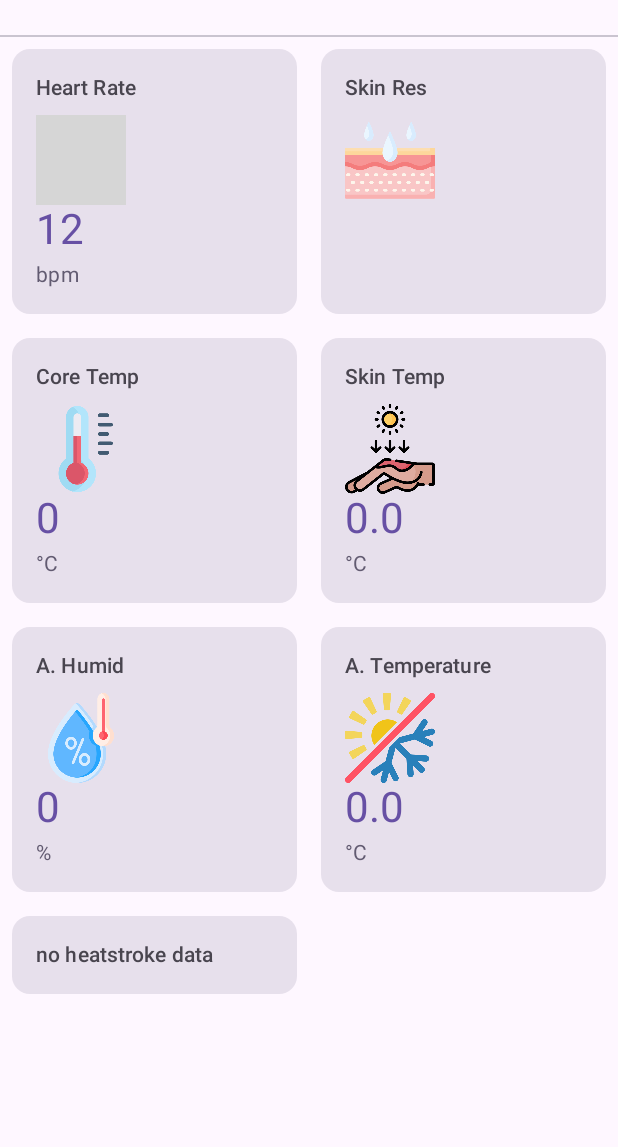
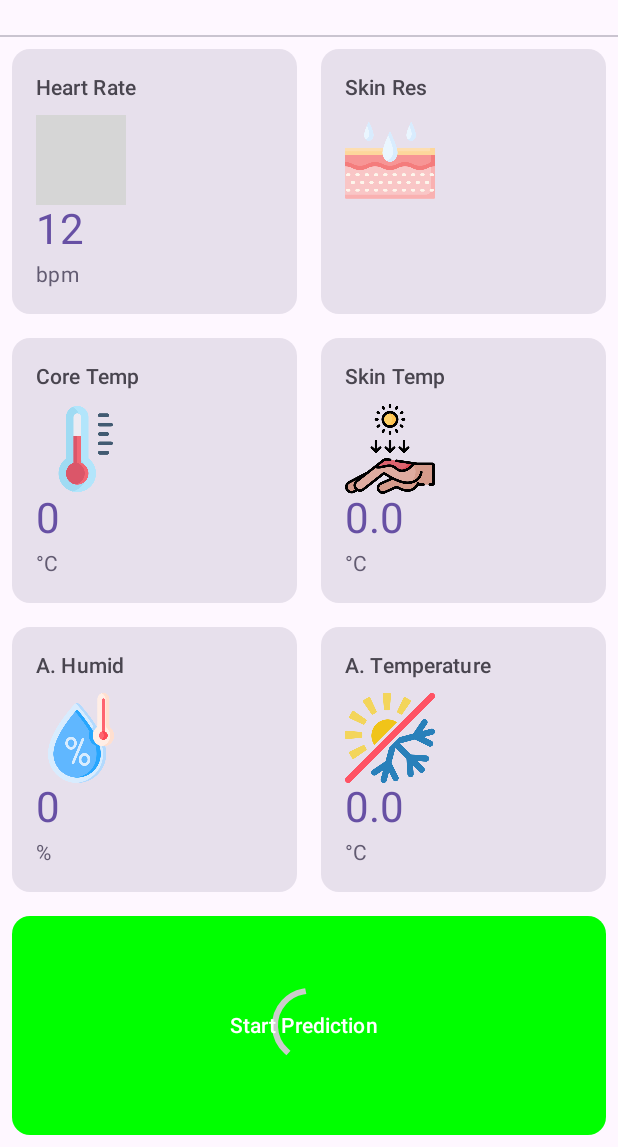
Before and after one commit to Aldiver/HeatGuardApp, an Android app built with Jetpack Compose: the HomeScreen screen opened through its navigation route, on a phone screen of 412 x 824 dp, the part 89-1236 px from its top. Run offline under Robolectric (Android 15) with nearby library versions, the phone set to English and light mode, and no system bars; our stand-ins replace Dagger/Hilt's generated code, Room's generated code, livedata-compose; libraries missing offline, so code that uses them is left out: org.tensorflow.lite; grey boxes are pictures that could not be loaded.

Commit message:
modified home-page

```diff
--- a/app/src/main/java/com/example/heatguardapp/presentation/SensorsViewModel.kt
+++ b/app/src/main/java/com/example/heatguardapp/presentation/SensorsViewModel.kt
@@ -50,7 +50,7 @@ class SensorsViewModel @Inject constructor(
 
     var initializingMessage by mutableStateOf<String?>(null)
         private set
-    var heatStrokeMessage by mutableStateOf<String?>("no heatstroke data")
+    var heatStrokeMessage by mutableIntStateOf(0)
         private set
 
     var errorMessage by mutableStateOf<String?>(null)
@@ -72,10 +72,7 @@ class SensorsViewModel @Inject constructor(
     var connectionState by mutableStateOf<ConnectionState>(ConnectionState.Uninitialized)
 
     private fun subscribeToChanges(){
-        Log.d("viewmodel", "subscribe")
         viewModelScope.launch {
-            Log.d("viewmodel", "launch")
-            Log.d("viewmodel", "$sensorResultManager")
             sensorResultManager.data.collect(){
                 result ->
                 Log.d("viewmodel", "collect")
@@ -125,6 +122,7 @@ class SensorsViewModel @Inject constructor(
     }
 
     fun detectHeatStroke(context: Context) {
+        viewModelScope.launch {
             val model = ModelHeatguard.newInstance(context)
             val inputFeature0 = TensorBuffer.createFixedSize(intArrayOf(1, 7), DataType.FLOAT32)
             var byteBuffer = ByteBuffer.allocate(4 * 7)
@@ -135,11 +133,21 @@ class SensorsViewModel @Inject constructor(
             // Extract age and BMI from user info
             val ageString = userInfo?.age ?: "0" // Default value if age is null
             val bmiString = userInfo?.bmi ?: "0" // Default value if BMI is null
-        val age = ageString.toFloatOrNull() ?: 0f // Convert age to int, or use default value if conversion fails
+            val age = ageString.toFloatOrNull()
+                ?: 0f // Convert age to int, or use default value if conversion fails
             val bmi = bmiString.toFloatOrNull() ?: 0f
 
-        val inputArray = floatArrayOf(39f, 40.8f, 0.4f, bmi, 166f, age, 0f)
-
+//            val inputArray = floatArrayOf(39f, 40.8f, 0.4f, bmi, 166f, age, 0f)
+            val inputArray = floatArrayOf(
+                ambientTemperature,
+                coreTemp.toFloat(),
+                (ambientHumidity / 100).toFloat(),
+                bmi,
+                heartRate.toFloat(),
+                age,
+                1f
+            )
+            //ambient temp, coreTemp (body), ambientHumidity (%), bmi, heartRate, skinRes (0/1),
             inputFeature0.loadArray(inputArray)
             val outputs = model.process(inputFeature0)
             val result = outputs.outputFeature0AsTensorBuffer.floatArray[0]
@@ -147,9 +155,8 @@ class SensorsViewModel @Inject constructor(
             val final_output = if (result > 0.5) 1 else 0
             model.close()
 
-        heatStrokeMessage = "Prediction: $final_output"
-        // Print the prediction
-//        println(prediction)
+            heatStrokeMessage = final_output
+        }
     }
 
 }
--- a/app/src/main/java/com/example/heatguardapp/presentation/components/BlueetoothScanScreen.kt
+++ b/app/src/main/java/com/example/heatguardapp/presentation/components/BlueetoothScanScreen.kt
@@ -8,6 +8,7 @@ import androidx.compose.foundation.border
 import androidx.compose.foundation.layout.Arrangement
 import androidx.compose.foundation.layout.Box
 import androidx.compose.foundation.layout.Column
+//import androidx.compose.foundation.layout.FlowRowScopeInstance.align
 import androidx.compose.foundation.layout.Row
 import androidx.compose.foundation.layout.Spacer
 import androidx.compose.foundation.layout.aspectRatio
@@ -24,8 +25,10 @@ import androidx.compose.foundation.lazy.staggeredgrid.StaggeredGridCells
 import androidx.compose.material.icons.Icons
 import androidx.compose.material.icons.filled.Receipt
 import androidx.compose.material3.Button
+import androidx.compose.material3.ButtonDefaults
 import androidx.compose.material3.Card
 import androidx.compose.material3.CardDefaults
+import androidx.compose.material.CircularProgressIndicator
 import androidx.compose.material3.MaterialTheme
 import androidx.compose.material3.Text
 import androidx.compose.runtime.Composable
@@ -95,18 +98,47 @@ fun BluetoothScanScreen(
         }
     }
 
+//    Column(
+//        modifier = Modifier.fillMaxSize(),
+//        verticalArrangement = Arrangement.Top
+//    ) {
         LazyVerticalStaggeredGrid(
             columns = StaggeredGridCells.Fixed(2),
-        modifier = Modifier.fillMaxSize(),
+            modifier = Modifier.fillMaxWidth(),
             content = {
                 // Other sensor data cards
                 listOf(
-                SensorData("Heart Rate", R.drawable.electrocardiogram, viewModel.heartRate.toString() ?: "", "bpm"),
+                    SensorData(
+                        "Heart Rate",
+                        R.drawable.electrocardiogram,
+                        viewModel.heartRate.toString() ?: "",
+                        "bpm"
+                    ),
                     SensorData("Skin Res", R.drawable.hydrating, viewModel.skinRes ?: "", ""),
-                SensorData("Core Temp", R.drawable.temperature, viewModel.coreTemp.toString() ?: "", "°C"),
-                SensorData("Skin Temp", R.drawable.burn, viewModel.skinTemp.toString() ?: "", "°C"),
-                SensorData("A. Humid", R.drawable.humidity, viewModel.ambientHumidity.toString() ?: "", "%"),
-                SensorData("A. Temperature", R.drawable.temperatures, viewModel.ambientTemperature.toString() ?: "", "°C"),
+                    SensorData(
+                        "Core Temp",
+                        R.drawable.temperature,
+                        viewModel.coreTemp.toString() ?: "",
+                        "°C"
+                    ),
+                    SensorData(
+                        "Skin Temp",
+                        R.drawable.burn,
+                        viewModel.skinTemp.toString() ?: "",
+                        "°C"
+                    ),
+                    SensorData(
+                        "A. Humid",
+                        R.drawable.humidity,
+                        viewModel.ambientHumidity.toString() ?: "",
+                        "%"
+                    ),
+                    SensorData(
+                        "A. Temperature",
+                        R.drawable.temperatures,
+                        viewModel.ambientTemperature.toString() ?: "",
+                        "°C"
+                    ),
                 ).forEach { sensorData ->
                     item {
                         Card(
@@ -150,23 +182,37 @@ fun BluetoothScanScreen(
                         }
                     }
                 }
-            // Heat stroke message card
-            item {
+            }
+        )
         Card(
             modifier = Modifier
                 .padding(8.dp)
-                        .fillMaxWidth(),
+                .fillMaxSize(),
             colors = CardDefaults.cardColors(
-                        containerColor = MaterialTheme.colorScheme.surfaceVariant,
+                containerColor = if (viewModel.heatStrokeMessage == 1) Color.Red else Color.Green,
+            ),
+        ) {
+            Button(
+                onClick = { viewModel.detectHeatStroke(context) },
+                modifier = Modifier
+                    .align(Alignment.CenterHorizontally)
+                    .fillMaxSize(),
+                colors = ButtonDefaults.buttonColors(
+                    containerColor = Color.Transparent
                 )
+            ){
+                Box(
+                    contentAlignment = Alignment.Center
                 ) {
+
+                    CircularProgressIndicator(
+                        modifier = Modifier.size(50.dp),
+                        color = Color.LightGray
+                    )
                     Text(
-                        text = viewModel.heatStrokeMessage ?: "No data",
-                        modifier = Modifier.padding(16.dp),
-                        style = MaterialTheme.typography.labelLarge
+                        text = "Start Prediction  "
                     )
                 }
             }
         }
-    )
 }
```
Lines whose indentation alone changed are shown as unchanged.
